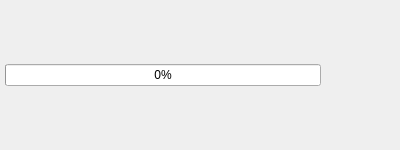
This is 2.x/UI/dooble_downloads_item.ui in textbrowser/dooble as Qt 5 draws it before an edit. The edited form follows.
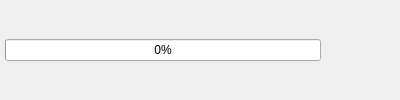
This is the edited form.

Commit message: Private Downloads.

What changed in the file:
```diff
--- a/2.x/UI/dooble_downloads_item.ui
+++ b/2.x/UI/dooble_downloads_item.ui
@@ -7,9 +7,15 @@
     <x>0</x>
     <y>0</y>
     <width>400</width>
-    <height>150</height>
+    <height>100</height>
    </rect>
   </property>
+  <property name="minimumSize">
+   <size>
+    <width>0</width>
+    <height>100</height>
+   </size>
+  </property>
   <property name="windowTitle">
    <string>Form</string>
   </property>
```
Left out of the diff: 11 changed lines with no effect on the pictures. The commit also changes 2 other files.
